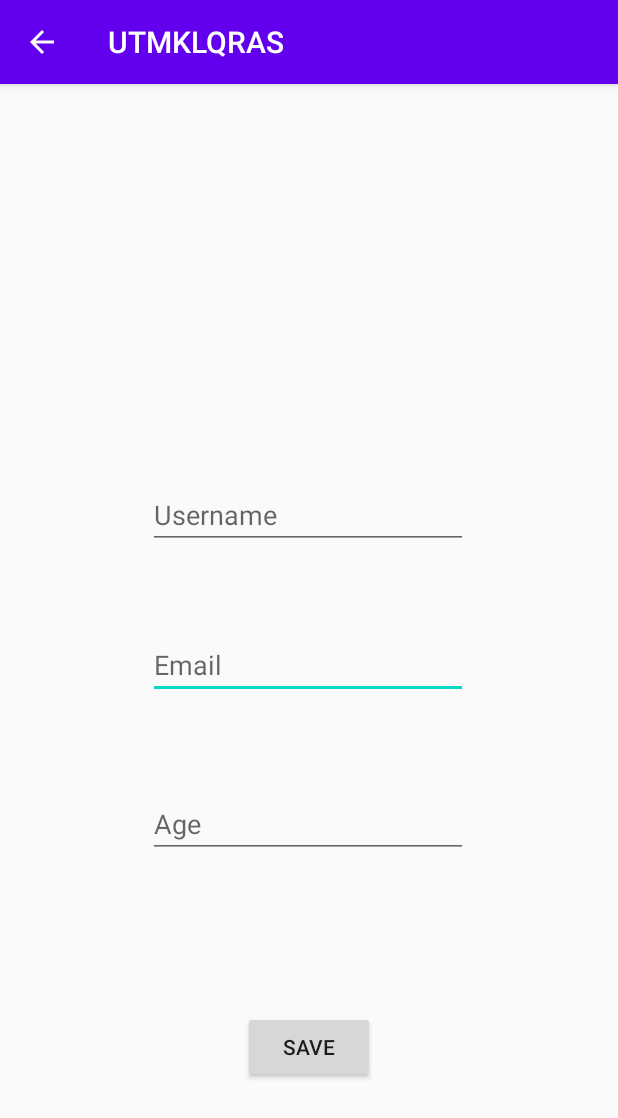
After one commit to adamilman/UTMKLQRAS, an Android app: the UpdateProfileActivity screen opened directly, with no data from a screen before it, on a phone screen of 412 x 824 dp. The commit adds this screen. Shown: the top 1118 px of the screen. Run offline under Robolectric (Android 15) with nearby library versions, the phone set to English and light mode, and no system bars; our stand-ins replace Firebase (no records; nobody signed in at launch, a user with empty details on screens opened directly); 3 statements that could not run were skipped.

Commit message:
Edit Profile Info Function

```diff
--- a/UTMKLQRAS/app/src/main/AndroidManifest.xml
+++ b/UTMKLQRAS/app/src/main/AndroidManifest.xml
@@ -9,7 +9,9 @@
         android:roundIcon="@mipmap/ic_launcher_round"
         android:supportsRtl="true"
         android:theme="@style/AppTheme">
-        <activity android:name=".ProfileActivity"></activity>
+        <activity android:name=".UpdatePasswordActivity"></activity>
+        <activity android:name=".UpdateProfileActivity" />
+        <activity android:name=".ProfileActivity" />
         <activity android:name=".PasswordActivity" />
         <activity android:name=".RegistrationActivity" />
         <activity android:name=".HomePageActivity" />
--- a/UTMKLQRAS/app/src/main/java/com/example/utmklqras/RegistrationActivity.java
+++ b/UTMKLQRAS/app/src/main/java/com/example/utmklqras/RegistrationActivity.java
@@ -130,7 +130,7 @@ public class RegistrationActivity extends AppCompatActivity {
         private void sendUserData(){
             FirebaseDatabase firebaseDatabase = FirebaseDatabase.getInstance();
             DatabaseReference myRef = firebaseDatabase.getReference(firebaseAuth.getUid());
-            UserProfile userProfile = new UserProfile(age, email, name);
+            UserProfileActivity userProfile = new UserProfileActivity(age, email, name);
             myRef.setValue(userProfile);
         }
 
--- /dev/null
+++ b/UTMKLQRAS/app/src/main/java/com/example/utmklqras/UpdateProfileActivity.java
@@ -0,0 +1,85 @@
+package com.example.utmklqras;
+
+import androidx.annotation.NonNull;
+import androidx.appcompat.app.AppCompatActivity;
+
+import android.os.Bundle;
+import android.view.MenuItem;
+import android.view.View;
+import android.widget.Button;
+import android.widget.EditText;
+import android.widget.Toast;
+
+import com.google.firebase.auth.FirebaseAuth;
+import com.google.firebase.database.DataSnapshot;
+import com.google.firebase.database.DatabaseError;
+import com.google.firebase.database.DatabaseReference;
+import com.google.firebase.database.FirebaseDatabase;
+import com.google.firebase.database.ValueEventListener;
+
+public class UpdateProfileActivity extends AppCompatActivity {
+
+    private EditText newUserName, newUserEmail, newUserAge;
+    private Button save;
+    private FirebaseAuth firebaseAuth;
+    private FirebaseDatabase firebaseDatabase;
+
+    @Override
+    protected void onCreate(Bundle savedInstanceState) {
+        super.onCreate(savedInstanceState);
+        setContentView(R.layout.activity_update_profile);
+
+        newUserName = findViewById(R.id.etNameUpdate);
+        newUserEmail = findViewById(R.id.etEmailUpdate);
+        newUserAge = findViewById(R.id.etAgeUpdate);
+        save = findViewById(R.id.btnSave);
+
+        getSupportActionBar().setDisplayHomeAsUpEnabled(true);
+
+        firebaseAuth = FirebaseAuth.getInstance();
+        firebaseDatabase = FirebaseDatabase.getInstance();
+
+        final DatabaseReference databaseReference = firebaseDatabase.getReference(firebaseAuth.getUid());
+
+        databaseReference.addValueEventListener(new ValueEventListener() {
+            @Override
+            public void onDataChange(DataSnapshot snapshot) {
+                UserProfileActivity userProfile = snapshot.getValue(UserProfileActivity.class);
+                newUserName.setText(userProfile.getUserName());
+                newUserAge.setText(userProfile.getUserAge());
+                newUserEmail.setText(userProfile.getUserEmail());
+            }
+
+            @Override
+            public void onCancelled(@NonNull DatabaseError error) {
+                Toast.makeText(UpdateProfileActivity.this, error.getCode(), Toast.LENGTH_SHORT).show();
+
+            }
+        });
+
+        save.setOnClickListener(new View.OnClickListener() {
+            @Override
+            public void onClick(View view) {
+                String name = newUserName.getText().toString();
+                String age = newUserAge.getText().toString();
+                String email = newUserEmail.getText().toString();
+
+                UserProfileActivity userProfile = new UserProfileActivity(age, email, name);
+
+                databaseReference.setValue(userProfile);
+
+                finish();
+            }
+        });
+    }
+
+    @Override
+    public boolean onOptionsItemSelected(@NonNull MenuItem item) {
+
+        switch (item.getItemId()){
+            case android.R.id.home:
+                onBackPressed();
+        }
+        return super.onOptionsItemSelected(item);
+    }
+}
--- a/UTMKLQRAS/app/src/main/java/com/example/utmklqras/UserProfile.java
+++ b/UTMKLQRAS/app/src/main/java/com/example/utmklqras/UserProfileActivity.java
@@ -1,15 +1,15 @@
 package com.example.utmklqras;
 
-public class UserProfile {
+public class UserProfileActivity {
     public String userAge;
     public String userEmail;
     public String userName;
 
-    public UserProfile(){
+    public UserProfileActivity(){
 
     }
 
-    public UserProfile(String userAge, String userEmail, String userName) {
+    public UserProfileActivity(String userAge, String userEmail, String userName) {
         this.userAge = userAge;
         this.userEmail = userEmail;
         this.userName = userName;
--- /dev/null
+++ b/UTMKLQRAS/app/src/main/res/layout/activity_update_profile.xml
@@ -0,0 +1,73 @@
+<?xml version="1.0" encoding="utf-8"?>
+<androidx.constraintlayout.widget.ConstraintLayout xmlns:android="http://schemas.android.com/apk/res/android"
+    xmlns:app="http://schemas.android.com/apk/res-auto"
+    xmlns:tools="http://schemas.android.com/tools"
+    android:layout_width="match_parent"
+    android:layout_height="match_parent"
+    tools:context=".UpdateProfileActivity">
+
+    <EditText
+        android:id="@+id/etEmailUpdate"
+        android:layout_width="wrap_content"
+        android:layout_height="wrap_content"
+        android:ems="10"
+        android:hint="Email"
+        android:inputType="textEmailAddress"
+        app:layout_constraintBottom_toBottomOf="parent"
+        app:layout_constraintEnd_toEndOf="parent"
+        app:layout_constraintHorizontal_bias="0.497"
+        app:layout_constraintStart_toStartOf="parent"
+        app:layout_constraintTop_toBottomOf="@+id/etNameUpdate"
+        app:layout_constraintVertical_bias="0.132" />
+
+    <ImageView
+        android:id="@+id/ivProfileUpdate"
+        android:layout_width="110dp"
+        android:layout_height="110dp"
+        app:layout_constraintBottom_toBottomOf="parent"
+        app:layout_constraintEnd_toEndOf="parent"
+        app:layout_constraintHorizontal_bias="0.498"
+        app:layout_constraintStart_toStartOf="parent"
+        app:layout_constraintTop_toTopOf="parent"
+        app:layout_constraintVertical_bias="0.096"
+        tools:srcCompat="@tools:sample/avatars" />
+
+    <EditText
+        android:id="@+id/etNameUpdate"
+        android:layout_width="wrap_content"
+        android:layout_height="wrap_content"
+        android:ems="10"
+        android:hint="Username"
+        android:inputType="textPersonName"
+        app:layout_constraintBottom_toBottomOf="parent"
+        app:layout_constraintEnd_toEndOf="parent"
+        app:layout_constraintHorizontal_bias="0.497"
+        app:layout_constraintStart_toStartOf="parent"
+        app:layout_constraintTop_toBottomOf="@+id/ivProfileUpdate"
+        app:layout_constraintVertical_bias="0.166" />
+
+    <EditText
+        android:id="@+id/etAgeUpdate"
+        android:layout_width="wrap_content"
+        android:layout_height="wrap_content"
+        android:ems="10"
+        android:hint="Age"
+        android:inputType="number"
+        app:layout_constraintBottom_toBottomOf="parent"
+        app:layout_constraintEnd_toEndOf="parent"
+        app:layout_constraintHorizontal_bias="0.497"
+        app:layout_constraintStart_toStartOf="parent"
+        app:layout_constraintTop_toBottomOf="@+id/etEmailUpdate"
+        app:layout_constraintVertical_bias="0.194" />
+
+    <Button
+        android:id="@+id/btnSave"
+        android:layout_width="wrap_content"
+        android:layout_height="wrap_content"
+        android:text="Save"
+        app:layout_constraintBottom_toBottomOf="parent"
+        app:layout_constraintEnd_toEndOf="parent"
+        app:layout_constraintStart_toStartOf="parent"
+        app:layout_constraintTop_toBottomOf="@+id/etAgeUpdate" />
+
+</androidx.constraintlayout.widget.ConstraintLayout>
```
Also changed, not shown: UTMKLQRAS/app/src/main/java/com/example/utmklqras/ProfileActivity.java (+32 -3 lines), UTMKLQRAS/app/src/main/java/com/example/utmklqras/UpdatePasswordActivity.java (added, +66 -0 lines), UTMKLQRAS/app/src/main/res/layout/activity_profile.xml (+12 -0 lines), UTMKLQRAS/app/src/main/res/layout/activity_update_password.xml (added, +29 -0 lines).
